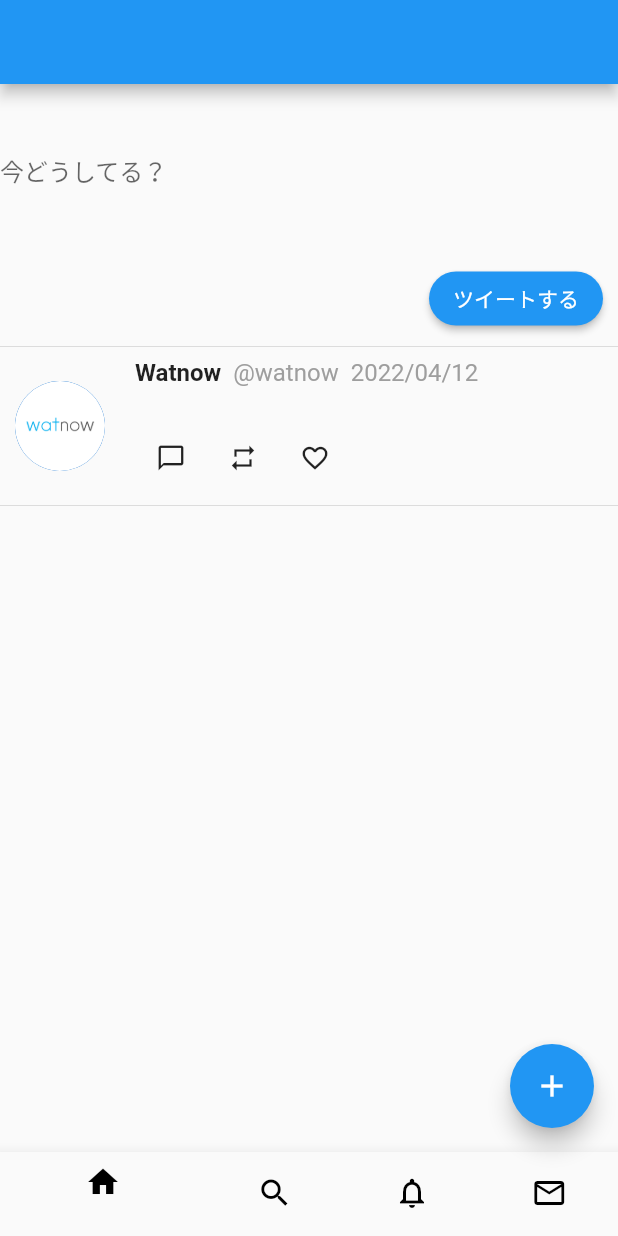
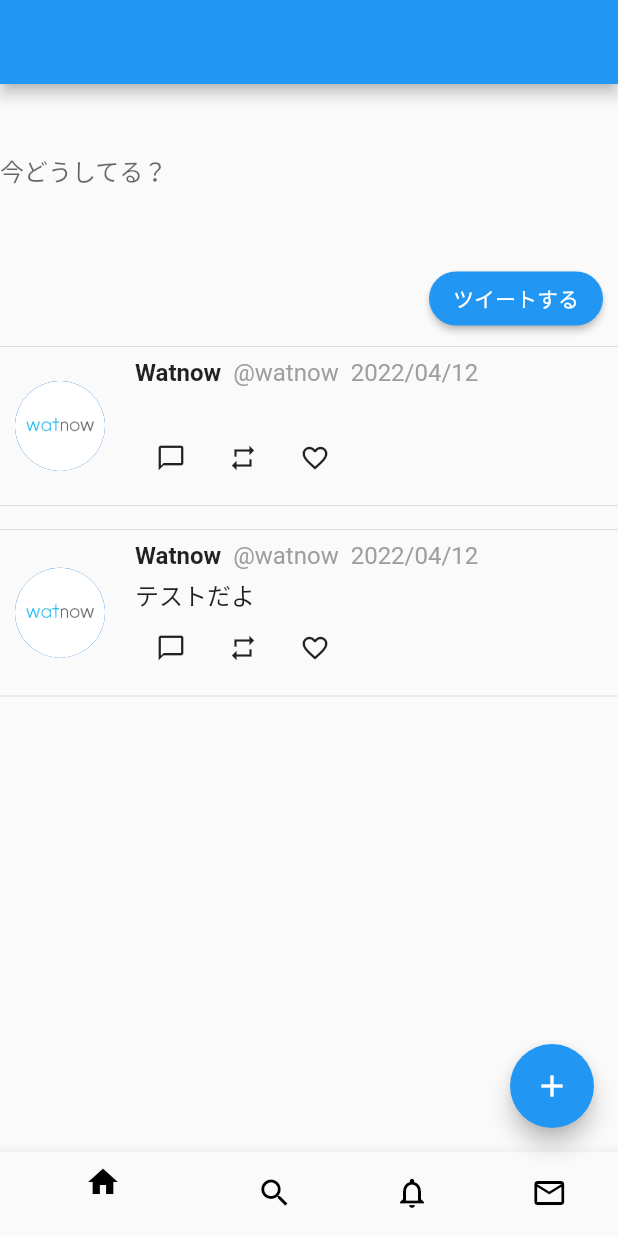
Before and after one commit to watnows/onboarding-2023-mobile, a Flutter app: the screen it shows after launch, after a tap on "ツイートする", on a phone screen of 412 x 824 dp. Run offline on Flutter 3.47's test engine with Material 2 defaults, Android fonts, the phone set to English and light mode, and no system bars; our stand-ins replace gap.

Commit message:
[add]list view

```diff
--- a/lib/widgets/body.dart
+++ b/lib/widgets/body.dart
@@ -12,7 +12,7 @@
   String _todo = "";
   String inputText = "";
   //ツイートを格納するリスト
-  List _tweetList = [];
+ final List _tweetList = [TweetBody(tweetText: "テストだよ")];
 
   @override
   Widget build(BuildContext context) {
@@ -32,19 +32,25 @@
         ),
         const Gap(30),
         Row(
-          // crossAxisAlignment: CrossAxisAlignment.end,
           mainAxisAlignment: MainAxisAlignment.end,
           children: [
             ElevatedButton(
               onPressed: () {
-                //ツイートする時の関数だよ
-                setState(() {
-                  _todo = inputText;
-                });
+                if (inputText != "") {
+                  //ツイートする時の関数だよ
+                  // setState(() {
+                  //   _todo = inputText;
+                  // });
+                  //ツイートをリストに追加する
+                  setState(() {
+                    _tweetList.add(TweetBody(tweetText: inputText));
+                  });
+                }
               },
+              //ツイートすると
               style: ElevatedButton.styleFrom(
-                shape:
-                    RoundedRectangleBorder(borderRadius: BorderRadius.circular(20)),
+                shape: RoundedRectangleBorder(
+                    borderRadius: BorderRadius.circular(20)),
               ),
               //文字だよ
               child: const Text('ツイートする'),
@@ -53,6 +59,15 @@
           ],
         ),
         TweetBody(tweetText: _todo),
+        //配列の中身があれば、それを表示する
+        (_tweetList.length > 0)
+        ? ListView.builder(
+            shrinkWrap: true,
+            itemCount: _tweetList.length,
+            itemBuilder: (context, index) {
+              return  _tweetList[index];
+            })
+        : Container(height: 100),
       ],
     );
   }
```
